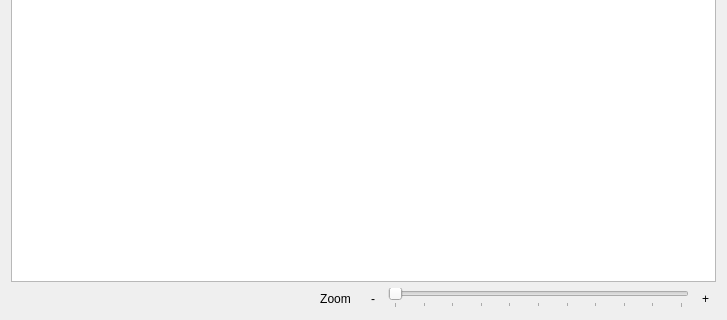
Above: src/Mod/Spreadsheet/Gui/Params.ui from Xargas/FreeCAD before the change; both pictures show x 0 to 727 and y 276 to 596 of the 727 by 596 pixel window. Below: the same form after it.
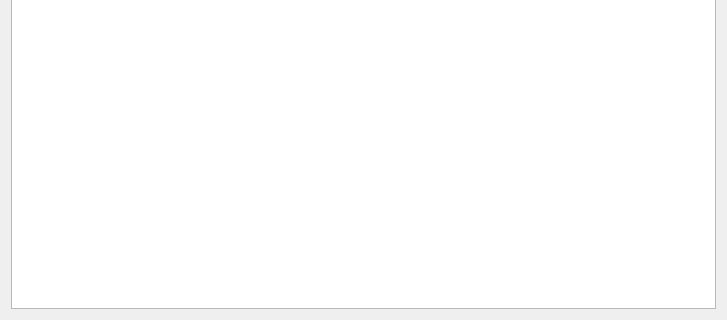
That is the form after the change. Custom widgets are drawn as their Qt base class.

Commit message: working prototype for Params view on spreadsheet

```diff
--- a/src/Mod/Spreadsheet/Gui/Params.ui
+++ b/src/Mod/Spreadsheet/Gui/Params.ui
@@ -17,114 +17,14 @@
    <item>
     <widget class="SpreadsheetGui::SheetParamsView" name="cells"/>
    </item>
-   <item>
-    <layout class="QHBoxLayout" name="horizontalLayout">
-     <item>
-      <spacer name="horizontalSpacer">
-       <property name="orientation">
-        <enum>Qt::Horizontal</enum>
-       </property>
-       <property name="sizeHint" stdset="0">
-        <size>
-         <width>40</width>
-         <height>20</height>
-        </size>
-       </property>
-      </spacer>
-     </item>
-     <item>
-      <widget class="QToolButton" name="zoomTB">
-       <property name="sizePolicy">
-        <sizepolicy hsizetype="Minimum" vsizetype="Fixed">
-         <horstretch>0</horstretch>
-         <verstretch>0</verstretch>
-        </sizepolicy>
-       </property>
-       <property name="focusPolicy">
-        <enum>Qt::NoFocus</enum>
-       </property>
-       <property name="text">
-        <string>Zoom</string>
-       </property>
-       <property name="toolButtonStyle">
-        <enum>Qt::ToolButtonTextOnly</enum>
-       </property>
-       <property name="autoRaise">
-        <bool>true</bool>
-       </property>
-      </widget>
-     </item>
-     <item>
-      <widget class="QToolButton" name="zoomMinus">
-       <property name="focusPolicy">
-        <enum>Qt::ClickFocus</enum>
-       </property>
-       <property name="text">
-        <string>-</string>
-       </property>
-       <property name="toolButtonStyle">
-        <enum>Qt::ToolButtonTextOnly</enum>
-       </property>
-       <property name="autoRaise">
-        <bool>true</bool>
-       </property>
-      </widget>
-     </item>
-     <item>
-      <widget class="QSlider" name="zoomSlider">
-       <property name="sizePolicy">
-        <sizepolicy hsizetype="MinimumExpanding" vsizetype="Fixed">
-         <horstretch>0</horstretch>
-         <verstretch>0</verstretch>
-        </sizepolicy>
-       </property>
-       <property name="focusPolicy">
-        <enum>Qt::ClickFocus</enum>
-       </property>
-       <property name="minimum">
-        <number>60</number>
-       </property>
-       <property name="maximum">
-        <number>160</number>
-       </property>
-       <property name="singleStep">
-        <number>10</number>
-       </property>
-       <property name="pageStep">
-        <number>20</number>
-       </property>
-       <property name="orientation">
-        <enum>Qt::Horizontal</enum>
-       </property>
-       <property name="tickPosition">
-        <enum>QSlider::TicksBelow</enum>
-       </property>
-       <property name="tickInterval">
-        <number>10</number>
-       </property>
-      </widget>
-     </item>
-     <item>
-      <widget class="QToolButton" name="zoomPlus">
-       <property name="focusPolicy">
-        <enum>Qt::ClickFocus</enum>
-       </property>
-       <property name="text">
-        <string>+</string>
-       </property>
-       <property name="toolButtonStyle">
-        <enum>Qt::ToolButtonTextOnly</enum>
-       </property>
-       <property name="autoRaise">
-        <bool>true</bool>
-       </property>
-      </widget>
-     </item>
-    </layout>
-   </item>
   </layout>
  </widget>
  <customwidgets>
+  <customwidget>
+   <class>SpreadsheetGui::SheetTableView</class>
+   <extends>QTableView</extends>
+   <header>SheetTableView.h</header>
+  </customwidget>
   <customwidget>
    <class>SpreadsheetGui::SheetParamsView</class>
    <extends>QTableView</extends>
```
The commit also changes 5 other files.
